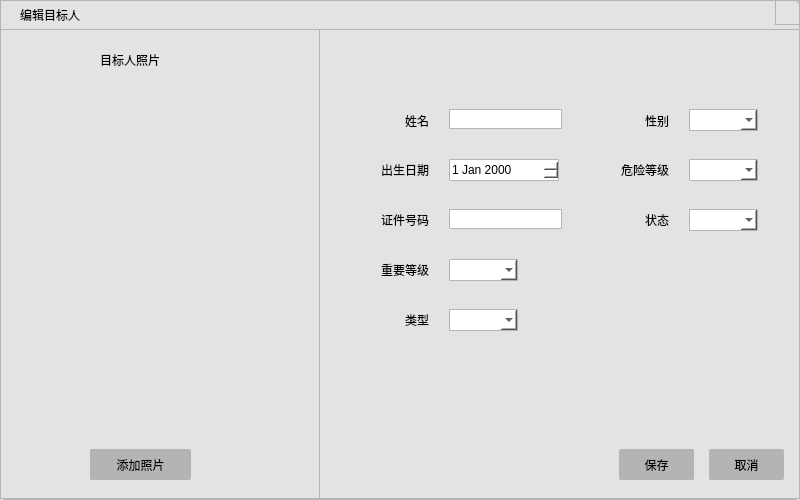
Qt form UIModule/edittargetperson.ui (zhangjianscc/ZMClient) before a commit.
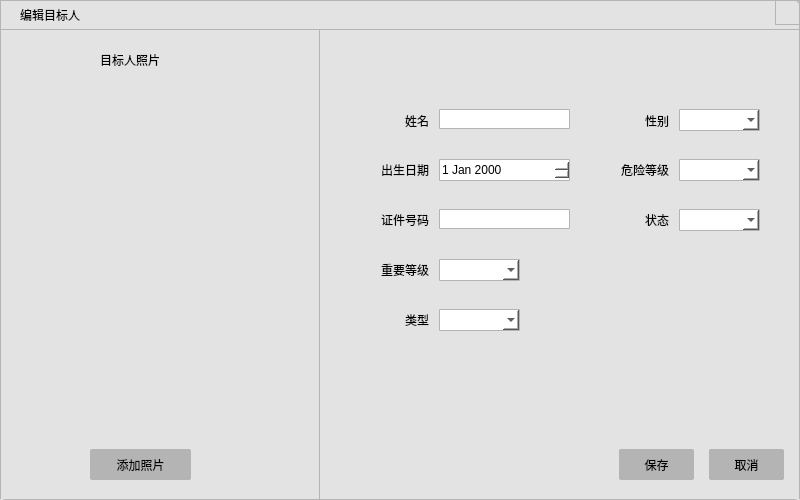
The same form after that commit.

```diff
--- a/UIModule/edittargetperson.ui
+++ b/UIModule/edittargetperson.ui
@@ -121,7 +121,7 @@
       <x>0</x>
       <y>0</y>
       <width>320</width>
-      <height>470</height>
+      <height>471</height>
      </rect>
     </property>
     <widget class="QLabel" name="label_2">
@@ -186,7 +186,7 @@
       <x>319</x>
       <y>0</y>
       <width>481</width>
-      <height>470</height>
+      <height>471</height>
      </rect>
     </property>
     <widget class="QLabel" name="label_3">
@@ -292,9 +292,9 @@
     <widget class="QLineEdit" name="lineEdit">
      <property name="geometry">
       <rect>
-       <x>130</x>
+       <x>120</x>
        <y>80</y>
-       <width>113</width>
+       <width>131</width>
        <height>20</height>
       </rect>
      </property>
@@ -306,9 +306,9 @@
     <widget class="QDateEdit" name="dateEdit">
      <property name="geometry">
       <rect>
-       <x>130</x>
+       <x>120</x>
        <y>130</y>
-       <width>110</width>
+       <width>131</width>
        <height>22</height>
       </rect>
      </property>
@@ -320,9 +320,9 @@
     <widget class="QLineEdit" name="lineEdit_2">
      <property name="geometry">
       <rect>
-       <x>130</x>
+       <x>120</x>
        <y>180</y>
-       <width>113</width>
+       <width>131</width>
        <height>20</height>
       </rect>
      </property>
@@ -334,9 +334,9 @@
     <widget class="QComboBox" name="comboBox">
      <property name="geometry">
       <rect>
-       <x>130</x>
+       <x>120</x>
        <y>230</y>
-       <width>69</width>
+       <width>81</width>
        <height>22</height>
       </rect>
      </property>
@@ -348,9 +348,9 @@
     <widget class="QComboBox" name="comboBox_2">
      <property name="geometry">
       <rect>
-       <x>130</x>
+       <x>120</x>
        <y>280</y>
-       <width>69</width>
+       <width>81</width>
        <height>22</height>
       </rect>
      </property>
@@ -422,9 +422,9 @@
     <widget class="QComboBox" name="comboBox_3">
      <property name="geometry">
       <rect>
-       <x>370</x>
+       <x>360</x>
        <y>80</y>
-       <width>69</width>
+       <width>81</width>
        <height>22</height>
       </rect>
      </property>
@@ -436,9 +436,9 @@
     <widget class="QComboBox" name="comboBox_4">
      <property name="geometry">
       <rect>
-       <x>370</x>
+       <x>360</x>
        <y>130</y>
-       <width>69</width>
+       <width>81</width>
        <height>22</height>
       </rect>
      </property>
@@ -450,9 +450,9 @@
     <widget class="QComboBox" name="comboBox_5">
      <property name="geometry">
       <rect>
-       <x>370</x>
+       <x>360</x>
        <y>180</y>
-       <width>69</width>
+       <width>81</width>
        <height>22</height>
       </rect>
      </property>
```
Left out of the diff: 2 changed lines with no effect on the pictures.
